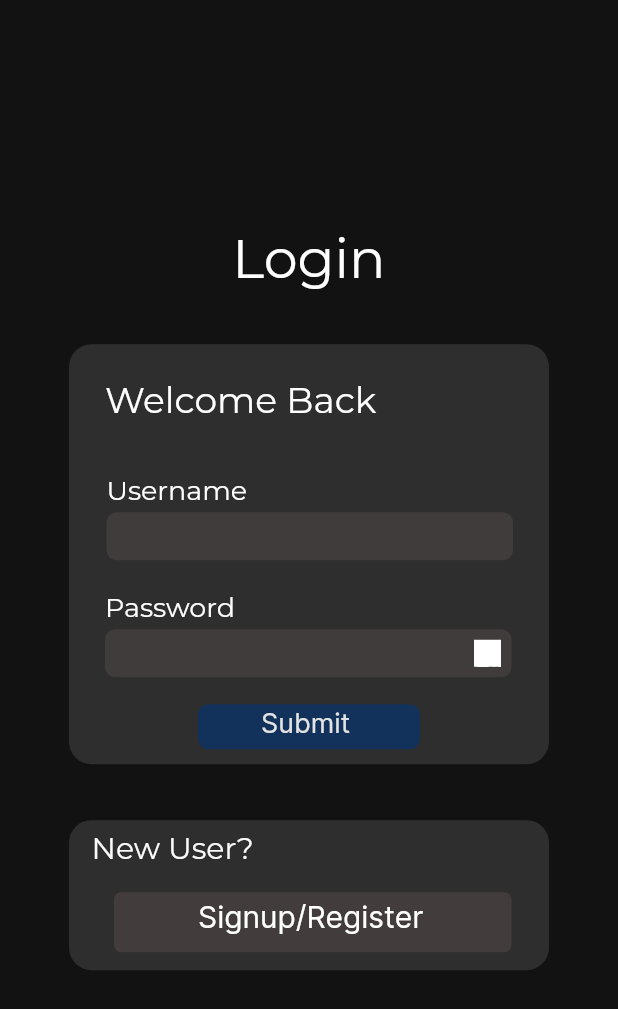
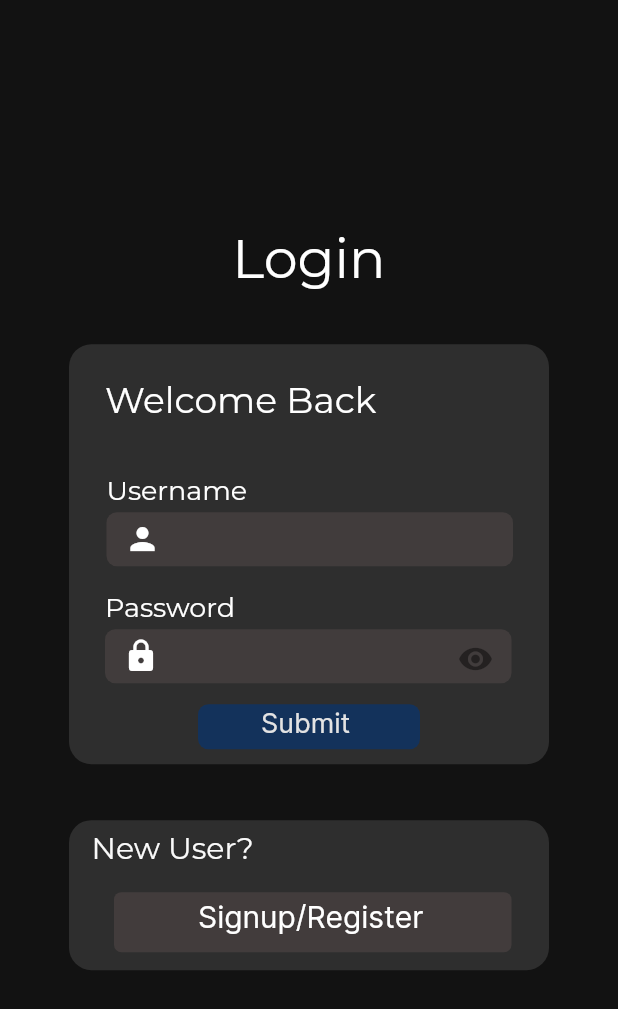
Before and after one commit to amanhsn/E-NUST, a Flutter app: the screen it shows after launch, on a phone screen of 412 x 824 dp. Shown: the top 1009 px of the screen. Run offline on Flutter 3.47's test engine with Material 2 defaults, Android fonts, the phone set to English and light mode, and no system bars; our stand-ins replace flutter_svg; project files that could hold a hidden picture were left out.

Commit message:
Login Text Fields added

```diff
--- a/lib/main.dart
+++ b/lib/main.dart
@@ -51,6 +51,7 @@ class MyHomePage extends StatefulWidget {
 }
 
 class _MyHomePageState extends State<MyHomePage> {
+  bool _obscureText = true;
   Widget build(BuildContext context) {
   return Container(
     width: 360,
@@ -104,39 +105,93 @@ class _MyHomePageState extends State<MyHomePage> {
         fontWeight: FontWeight.normal,
         height: 1
       ),)
-      ),Positioned(
-        top: 190,
-        left: 24,
-        child: Container(
+      ),Stack(
+  children: [
+    Positioned(
+      top: 190,
+      left: 24,
+      child: SizedBox(
         width: 271,
-        height: 32,
-        decoration: const BoxDecoration(
-          borderRadius : BorderRadius.only(
-            topLeft: Radius.circular(7),
-            topRight: Radius.circular(7),
-            bottomLeft: Radius.circular(7),
-            bottomRight: Radius.circular(7),
+        height: 36,
+        child: Material(
+          color: Colors.transparent,
+          child: TextField(
+            obscureText: _obscureText,
+            decoration: InputDecoration(
+              prefixIcon: Icon(Icons.lock, color: Colors.white),
+              suffixIcon: IconButton(
+              icon: Icon(_obscureText ? Icons.visibility : Icons.visibility_off),
+              onPressed: () {
+              setState(() {
+              _obscureText = !_obscureText;
+              });
+              },
+              ),
+              contentPadding: EdgeInsets.zero,
+              filled: true,
+              fillColor: Color.fromRGBO(65, 60, 60, 1),
+              border: OutlineInputBorder(
+                borderRadius: BorderRadius.circular(7),
+                borderSide: BorderSide.none,
+              ),
+            ),
+            style: TextStyle(
+        decoration: TextDecoration.none,
+        fontFamily: 'Montserrat',
+        fontSize: 18,
+        letterSpacing: 0 /*percentages not used in flutter. defaulting to zero*/,
+        fontWeight: FontWeight.normal,
+        height: 1,
+              color: Colors.white,
+            ),
+            cursorColor: Colors.white,
+            //controller: TextEditingController(text: ''), //initial value
+            //obscureText: true,
           ),
-      color : Color.fromRGBO(65, 60, 60, 1),
-  )
-      )
-      ),Positioned(
-        top: 112,
-        left: 25,
-        child: Container(
+        ),
+      ),
+    ),
+  ],
+),Stack(
+  children: [
+    Positioned(
+      top: 112,
+      left: 25,
+      child: SizedBox(
         width: 271,
-        height: 32,
-        decoration: const BoxDecoration(
-          borderRadius : BorderRadius.only(
-            topLeft: Radius.circular(7),
-            topRight: Radius.circular(7),
-            bottomLeft: Radius.circular(7),
-            bottomRight: Radius.circular(7),
+        height: 36,
+        child: Material(
+          color: Colors.transparent,
+          child: TextField(
+
+            decoration: InputDecoration(
+              prefixIcon: Icon(Icons.person, color: Colors.white),
+              contentPadding: EdgeInsets.zero,
+              filled: true,
+              fillColor: Color.fromRGBO(65, 60, 60, 1),
+              border: OutlineInputBorder(
+                borderRadius: BorderRadius.circular(7),
+                borderSide: BorderSide.none,
+              ),
+            ),
+            style: TextStyle(
+        decoration: TextDecoration.none,
+        fontFamily: 'Montserrat',
+        fontSize: 18,
+        letterSpacing: 0 /*percentages not used in flutter. defaulting to zero*/,
+        fontWeight: FontWeight.normal,
+        height: 1,
+              color: Colors.white,
+            ),
+            cursorColor: Colors.white,
+            controller: TextEditingController(text: '  '), //initial value
           ),
-      color : Color.fromRGBO(65, 60, 60, 1),
-  )
-      )
-      ),const Positioned(
+        ),
+      ),
+    ),
+  ],
+),
+const Positioned(
         top: 90,
         left: 25,
         child: Text('Username', textAlign: TextAlign.left, style: TextStyle(
@@ -160,28 +215,6 @@ class _MyHomePageState extends State<MyHomePage> {
         fontWeight: FontWeight.normal,
         height: 1
       ),)
-      ),Positioned(
-        top: 197,
-        left: 270,
-        child: Container(
-      width: 18,
-      height: 18,
-      decoration: const BoxDecoration(
-          color : Color.fromRGBO(255, 255, 255, 1),
-  ),
-      child: Stack(
-        children: <Widget>[
-          Positioned(
-        top: 1.5,
-        left: 1.5,
-        child: Image.asset(
-        'assets/images/whide.png',
-        //semanticsLabel: 'EyeOff'
-      ),
-      ),
-        ]
-      )
-    )
       ),const Positioned(
         top: 112,
         left: 30,
@@ -194,7 +227,8 @@ class _MyHomePageState extends State<MyHomePage> {
         fontWeight: FontWeight.normal,
         height: 1
       ),)
-      ),Positioned(
+      )
+      ,Positioned(
         top: 240,
         left: 86,
         child: Container(
```
